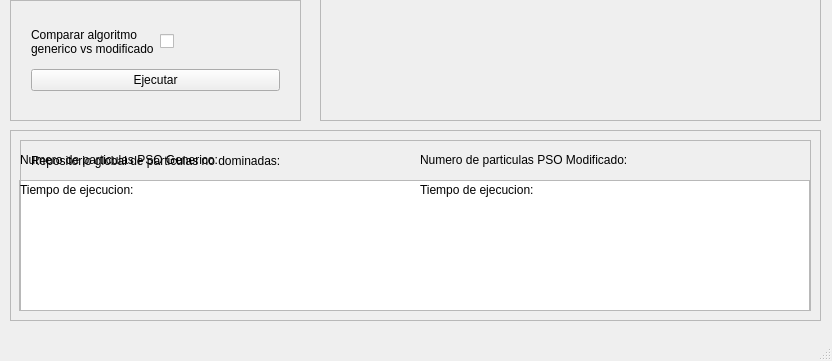
Old version of the form mainwindow.ui in the repository antonioaraujob/omopep; both pictures show x 0 to 832 and y 356 to 717 of the 832 by 717 pixel window.
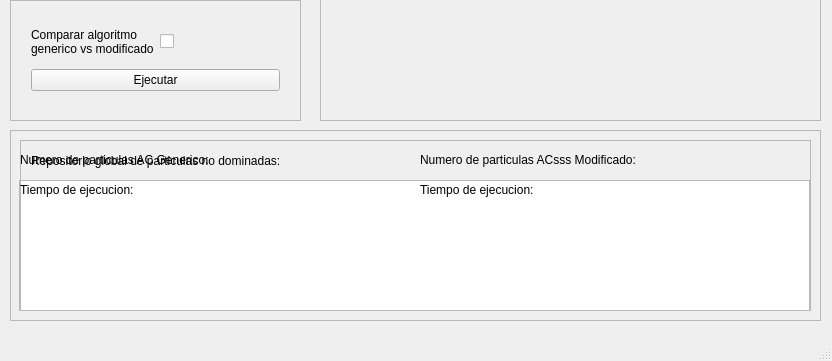
New version of the form. Custom widgets are drawn as their Qt base class.

Commit message: Corrección menor en archivo de interfaz gráfica

Diff of the .ui file:
```diff
--- a/mainwindow.ui
+++ b/mainwindow.ui
@@ -260,7 +260,7 @@
        </rect>
       </property>
       <property name="text">
-       <string>Numero de particulas PSO Generico:</string>
+       <string>Numero de particulas AC Generico:</string>
       </property>
      </widget>
      <widget class="QLabel" name="label_PSO_modificado">
@@ -273,7 +273,7 @@
        </rect>
       </property>
       <property name="text">
-       <string>Numero de particulas PSO Modificado:</string>
+       <string>Numero de particulas ACsss Modificado:</string>
       </property>
      </widget>
      <widget class="QLabel" name="psoGenericNumber">
```
